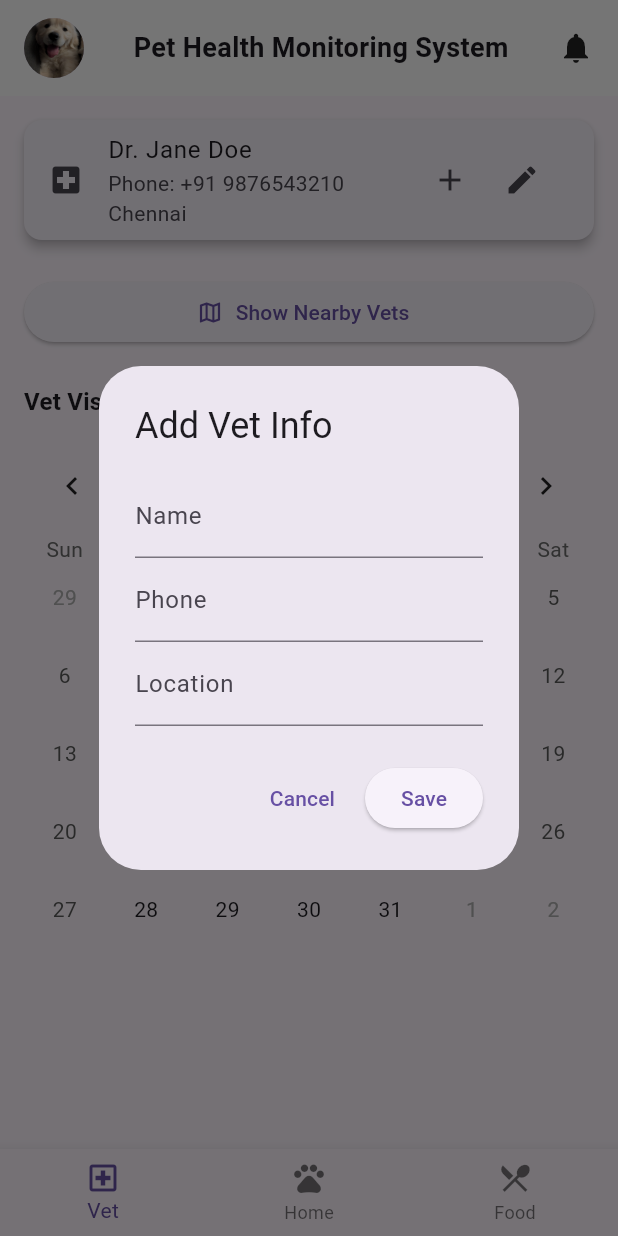
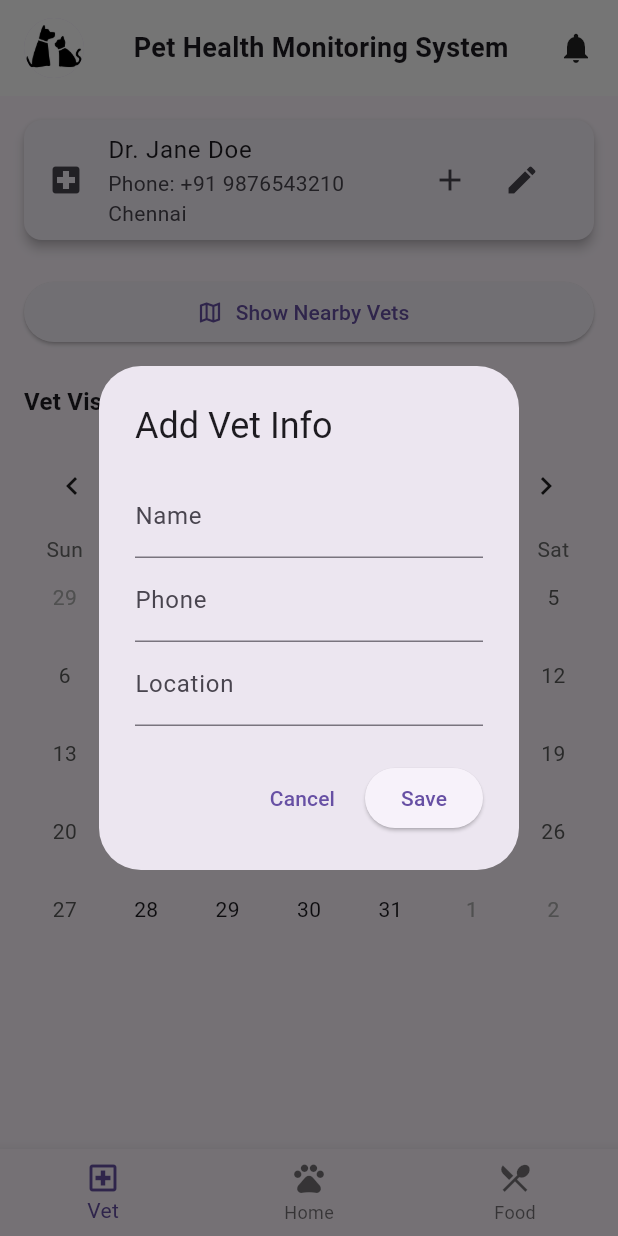
Before and after one commit to nands0610/Pet-Health-Monitor-App, a Flutter app: the MainScaffold screen opened directly, after a tap on the "add" icon, on a phone screen of 412 x 824 dp. Run offline on Flutter 3.47's test engine with Material 3 defaults, Android fonts, the phone set to English and light mode, and no system bars; drawn by our look-alikes of table_calendar; our stand-ins replace cloud_firestore, firebase_auth, firebase_core, firebase_storage, fl_chart, flutter_map and 3 more; missing offline and left inert: mobile_scanner; accounts and stored records are empty.

Commit message:
Getting user specific pet data for the sidebar from database

```diff
--- a/lib/components/navbar/custom_header.dart
+++ b/lib/components/navbar/custom_header.dart
@@ -18,7 +18,7 @@ class CustomHeader extends StatelessWidget {
             },
             child: const CircleAvatar(
               radius: 20,
-              backgroundImage: AssetImage('assets/pet_placeholder.jpg'),
+              backgroundImage: AssetImage('assets/pet_icon.png'),
             )
           ),
           const Text(
--- a/lib/components/navbar/sidebar.dart
+++ b/lib/components/navbar/sidebar.dart
@@ -1,10 +1,24 @@
 import 'package:flutter/material.dart';
-import 'package:pet_health/pages/auth-pages/splash_screen.dart';
 import 'package:firebase_auth/firebase_auth.dart';
 import 'package:cloud_firestore/cloud_firestore.dart';
+import 'package:pet_health/pages/auth-pages/splash_screen.dart';
 
-class CustomDrawer extends StatelessWidget {
+class CustomDrawer extends StatefulWidget {
   const CustomDrawer({super.key});
+
+  @override
+  State<CustomDrawer> createState() => _CustomDrawerState();
+}
+
+class _CustomDrawerState extends State<CustomDrawer> {
+  late Future<DocumentSnapshot> _userDoc;
+
+  @override
+  void initState() {
+    super.initState();
+    String uid = FirebaseAuth.instance.currentUser!.uid;
+    _userDoc = FirebaseFirestore.instance.collection('users').doc(uid).get();
+  }
 
   @override
   Widget build(BuildContext context) {
@@ -12,7 +26,24 @@ class CustomDrawer extends StatelessWidget {
       shape: const RoundedRectangleBorder(
         borderRadius: BorderRadius.zero,
       ),
-      child: ListView(
+      child: FutureBuilder<DocumentSnapshot>(
+        future: _userDoc,
+        builder: (context, snapshot) {
+          if (snapshot.connectionState == ConnectionState.waiting) {
+            // Show loading
+            return const Center(child: CircularProgressIndicator());
+          } else if (snapshot.hasError) {
+            return const Center(child: Text('Error loading pet details'));
+          } else if (!snapshot.hasData || !snapshot.data!.exists) {
+            return const Center(child: Text('No data found'));
+          } else {
+            var data = snapshot.data!.data() as Map<String, dynamic>;
+            var pet = data['pet'] ?? {};
+            String petName = pet['name'] ?? 'Unknown Pet';
+            String petBreed = pet['breed'] ?? 'Unknown Breed';
+            String? photoUrl = pet['photoUrl'];
+
+            return ListView(
               padding: EdgeInsets.zero,
               children: [
                 Container(
@@ -24,22 +55,26 @@ class CustomDrawer extends StatelessWidget {
                     children: [
                       CircleAvatar(
                         radius: 40,
-                  backgroundImage: AssetImage('assets/pet_placeholder.jpg'),
+                        backgroundImage: photoUrl != null && photoUrl.isNotEmpty
+                            ? NetworkImage(photoUrl)
+                            : const AssetImage('assets/pet_icon.png')
+                                as ImageProvider,
                       ),
-                SizedBox(width: 15,),
+                      const SizedBox(width: 15),
                       Column(
                         mainAxisAlignment: MainAxisAlignment.center,
                         crossAxisAlignment: CrossAxisAlignment.start,
                         children: [
                           Text(
-                      'Pika',
-                      style: TextStyle(color: Colors.white, fontSize: 22),
+                            petName,
+                            style: const TextStyle(color: Colors.white, fontSize: 22),
                           ),
                           Text(
-                      'Golden Retriever',
-                      style: TextStyle(color: Colors.white70, fontSize: 14),
-                    )
-                ]),
+                            petBreed,
+                            style: const TextStyle(color: Colors.white70, fontSize: 14),
+                          ),
+                        ],
+                      ),
                     ],
                   ),
                 ),
@@ -48,7 +83,6 @@ class CustomDrawer extends StatelessWidget {
                   title: const Text('Profile'),
                   onTap: () {
                     Navigator.pop(context);
-              // Add your navigation
                   },
                 ),
                 ListTile(
@@ -56,7 +90,6 @@ class CustomDrawer extends StatelessWidget {
                   title: const Text('Switch Pet'),
                   onTap: () {
                     Navigator.pop(context);
-              // Add your navigation
                   },
                 ),
                 ListTile(
@@ -70,7 +103,7 @@ class CustomDrawer extends StatelessWidget {
                   leading: const Icon(Icons.logout),
                   title: const Text('Logout'),
                   onTap: () async {
-              Navigator.pop(context); // close the drawer first
+                    Navigator.pop(context);
                     await FirebaseAuth.instance.signOut();
                     Navigator.of(context).pushAndRemoveUntil(
                       MaterialPageRoute(builder: (context) => SplashScreen()),
@@ -79,6 +112,9 @@ class CustomDrawer extends StatelessWidget {
                   },
                 ),
               ],
+            );
+          }
+        },
       ),
     );
   }
--- a/pubspec.yaml
+++ b/pubspec.yaml
@@ -71,6 +71,7 @@ flutter:
   uses-material-design: true
   assets:
     - assets/pet_placeholder.jpg
+    - assets/pet_icon.png
     - assets/celebration.json
     - assets/dog-walk.json
 
```
Also changed, not shown: assets/pet_icon.png (added). Lines whose indentation alone changed are shown as unchanged.
